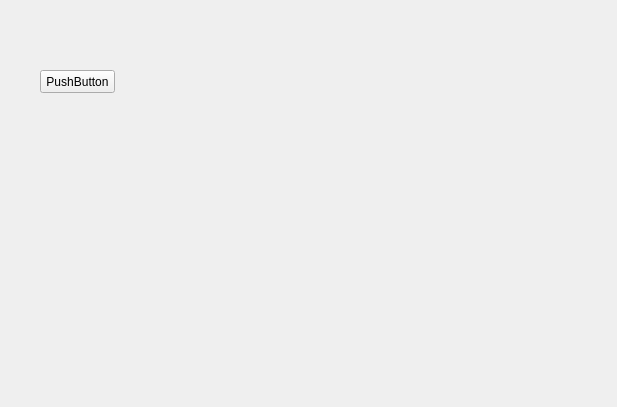
Normandez/WinServerClient, file ui/MainWidget.ui: the form before one commit.
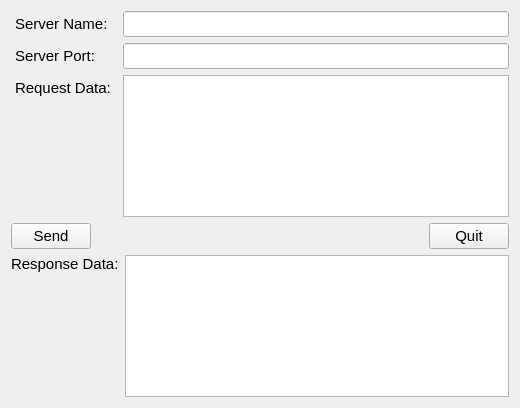
The form after the commit.

Commit message: GUI ready; Base arch ready

```diff
--- a/ui/MainWidget.ui
+++ b/ui/MainWidget.ui
@@ -6,26 +6,219 @@
    <rect>
     <x>0</x>
     <y>0</y>
-    <width>617</width>
-    <height>407</height>
+    <width>520</width>
+    <height>408</height>
    </rect>
   </property>
   <property name="windowTitle">
    <string>Form</string>
   </property>
-  <widget class="QPushButton" name="pushButton">
-   <property name="geometry">
-    <rect>
-     <x>40</x>
-     <y>70</y>
-     <width>75</width>
-     <height>23</height>
-    </rect>
-   </property>
-   <property name="text">
-    <string>PushButton</string>
-   </property>
-  </widget>
+  <layout class="QVBoxLayout" name="verticalLayout_3">
+   <item>
+    <layout class="QHBoxLayout" name="horizontalLayout">
+     <item>
+      <widget class="QLabel" name="label_server_name">
+       <property name="font">
+        <font>
+         <pointsize>11</pointsize>
+        </font>
+       </property>
+       <property name="styleSheet">
+        <string notr="true">QLabel{
+	margin-right: 5px;
+}</string>
+       </property>
+       <property name="text">
+        <string>Server Name:</string>
+       </property>
+       <property name="textFormat">
+        <enum>Qt::AutoText</enum>
+       </property>
+       <property name="margin">
+        <number>0</number>
+       </property>
+      </widget>
+     </item>
+     <item>
+      <widget class="QLineEdit" name="line_edit_server_name">
+       <property name="font">
+        <font>
+         <pointsize>11</pointsize>
+        </font>
+       </property>
+      </widget>
+     </item>
+    </layout>
+   </item>
+   <item>
+    <layout class="QHBoxLayout" name="horizontalLayout_2">
+     <item>
+      <widget class="QLabel" name="label_server_port">
+       <property name="font">
+        <font>
+         <pointsize>11</pointsize>
+        </font>
+       </property>
+       <property name="styleSheet">
+        <string notr="true">QLabel{
+	margin-right: 18px;
+}</string>
+       </property>
+       <property name="text">
+        <string>Server Port:</string>
+       </property>
+       <property name="margin">
+        <number>0</number>
+       </property>
+      </widget>
+     </item>
+     <item>
+      <widget class="QLineEdit" name="line_edit_server_port">
+       <property name="font">
+        <font>
+         <pointsize>11</pointsize>
+        </font>
+       </property>
+       <property name="styleSheet">
+        <string notr="true"/>
+       </property>
+      </widget>
+     </item>
+    </layout>
+   </item>
+   <item>
+    <layout class="QVBoxLayout" name="verticalLayout_2">
+     <item>
+      <layout class="QVBoxLayout" name="verticalLayout">
+       <item>
+        <layout class="QHBoxLayout" name="horizontalLayout_3">
+         <property name="leftMargin">
+          <number>0</number>
+         </property>
+         <item>
+          <widget class="QLabel" name="label_request_data">
+           <property name="font">
+            <font>
+             <pointsize>11</pointsize>
+            </font>
+           </property>
+           <property name="styleSheet">
+            <string notr="true">QLabel{
+	margin-right: 2px;
+}</string>
+           </property>
+           <property name="frameShape">
+            <enum>QFrame::NoFrame</enum>
+           </property>
+           <property name="lineWidth">
+            <number>0</number>
+           </property>
+           <property name="text">
+            <string>Request Data:</string>
+           </property>
+           <property name="alignment">
+            <set>Qt::AlignLeading|Qt::AlignLeft|Qt::AlignTop</set>
+           </property>
+          </widget>
+         </item>
+         <item>
+          <widget class="QPlainTextEdit" name="text_edit_request">
+           <property name="font">
+            <font>
+             <pointsize>11</pointsize>
+            </font>
+           </property>
+          </widget>
+         </item>
+        </layout>
+       </item>
+       <item>
+        <layout class="QHBoxLayout" name="horizontalLayout_5">
+         <item>
+          <widget class="QPushButton" name="button_send">
+           <property name="font">
+            <font>
+             <pointsize>11</pointsize>
+            </font>
+           </property>
+           <property name="text">
+            <string>Send</string>
+           </property>
+          </widget>
+         </item>
+         <item>
+          <spacer name="horizontalSpacer">
+           <property name="orientation">
+            <enum>Qt::Horizontal</enum>
+           </property>
+           <property name="sizeHint" stdset="0">
+            <size>
+             <width>78</width>
+             <height>17</height>
+            </size>
+           </property>
+          </spacer>
+         </item>
+         <item>
+          <widget class="QPushButton" name="button_quit">
+           <property name="font">
+            <font>
+             <pointsize>11</pointsize>
+            </font>
+           </property>
+           <property name="text">
+            <string>Quit</string>
+           </property>
+          </widget>
+         </item>
+        </layout>
+       </item>
+      </layout>
+     </item>
+     <item>
+      <spacer name="verticalSpacer">
+       <property name="orientation">
+        <enum>Qt::Vertical</enum>
+       </property>
+       <property name="sizeHint" stdset="0">
+        <size>
+         <width>20</width>
+         <height>40</height>
+        </size>
+       </property>
+      </spacer>
+     </item>
+     <item>
+      <layout class="QHBoxLayout" name="horizontalLayout_4">
+       <item>
+        <widget class="QLabel" name="label_response_data">
+         <property name="font">
+          <font>
+           <pointsize>11</pointsize>
+          </font>
+         </property>
+         <property name="text">
+          <string>Response Data:</string>
+         </property>
+         <property name="alignment">
+          <set>Qt::AlignLeading|Qt::AlignLeft|Qt::AlignTop</set>
+         </property>
+        </widget>
+       </item>
+       <item>
+        <widget class="QPlainTextEdit" name="text_edit_response">
+         <property name="font">
+          <font>
+           <pointsize>11</pointsize>
+          </font>
+         </property>
+        </widget>
+       </item>
+      </layout>
+     </item>
+    </layout>
+   </item>
+  </layout>
  </widget>
  <resources/>
  <connections/>
```
The commit also changes 4 other files.
